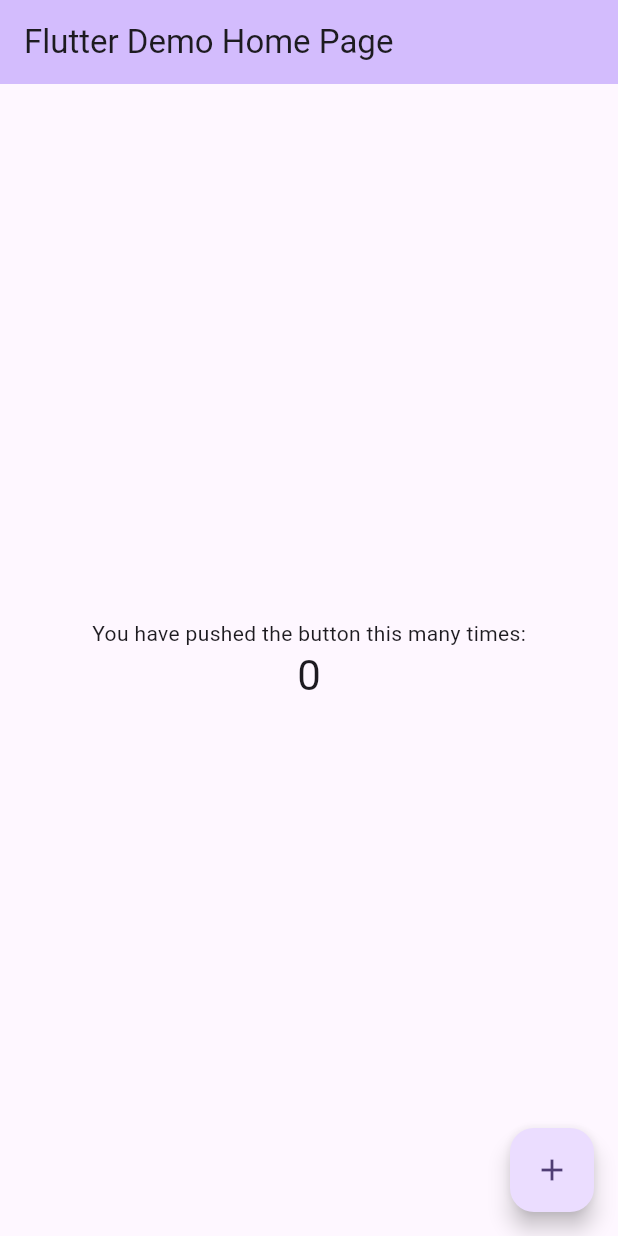
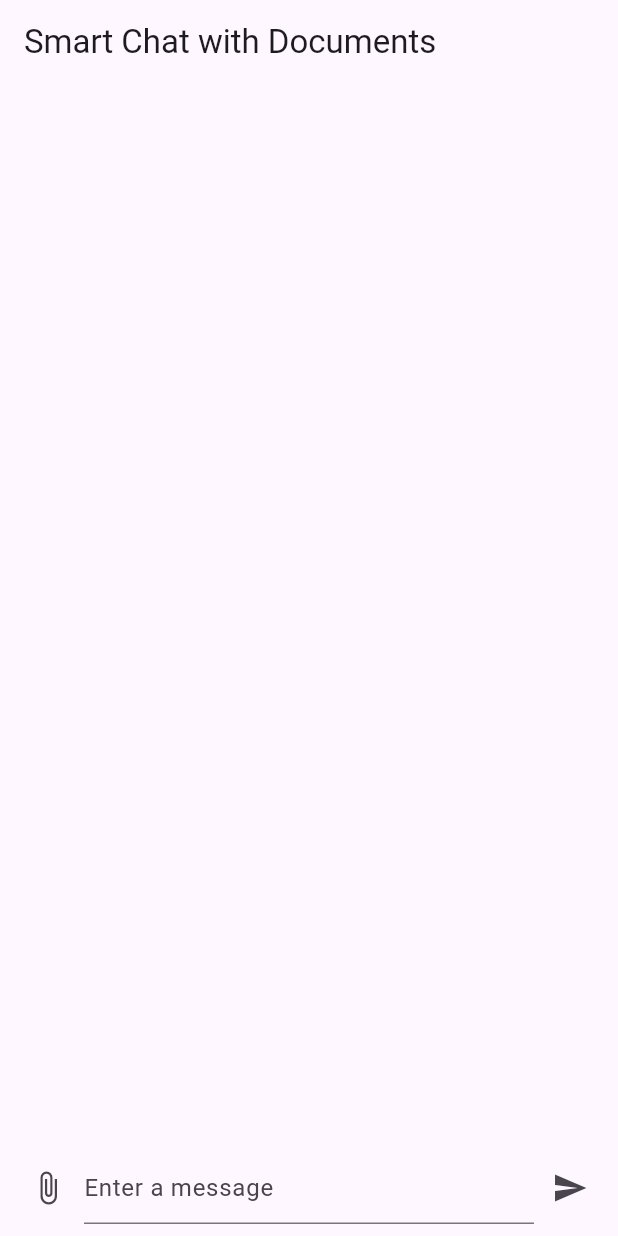
Before and after one commit to zed2608/bytesize, a Flutter app: the screen it shows after launch, on a phone screen of 412 x 824 dp. Run offline on Flutter 3.47's test engine with Material 3 defaults, Android fonts, the phone set to English and light mode, and no system bars; our stand-ins replace file_picker, firebase_ai, firebase_core; accounts and stored records are empty; generated files the repository leaves out were written again.

Commit message:
Changes before Firebase Studio auto-run

```diff
--- /dev/null
+++ b/devtools_options.yaml
@@ -0,0 +1,3 @@
+description: This file stores settings for Dart & Flutter DevTools.
+documentation: https://docs.flutter.dev/tools/devtools/extensions#configure-extension-enablement-states
+extensions:
--- a/lib/main.dart
+++ b/lib/main.dart
@@ -1,122 +1,184 @@
+
 import 'package:flutter/material.dart';
+import 'package:firebase_core/firebase_core.dart';
+import 'firebase_options.dart';
+import 'package:firebase_ai/firebase_ai.dart';
+import 'dart:typed_data';
+import 'package:file_picker/file_picker.dart';
+import 'dart:convert';
 
-void main() {
+void main() async {
+  WidgetsFlutterBinding.ensureInitialized();
+  try {
+    await Firebase.initializeApp(
+      options: DefaultFirebaseOptions.currentPlatform,
+    );
+  } catch (e) {
+    print('Firebase initialization failed: $e');
+  }
   runApp(const MyApp());
 }
 
 class MyApp extends StatelessWidget {
   const MyApp({super.key});
 
-  // This widget is the root of your application.
   @override
   Widget build(BuildContext context) {
     return MaterialApp(
-      title: 'Flutter Demo',
+      title: 'Smart Chat',
       theme: ThemeData(
-        // This is the theme of your application.
-        //
-        // TRY THIS: Try running your application with "flutter run". You'll see
-        // the application has a purple toolbar. Then, without quitting the app,
-        // try changing the seedColor in the colorScheme below to Colors.green
-        // and then invoke "hot reload" (save your changes or press the "hot
-        // reload" button in a Flutter-supported IDE, or press "r" if you used
-        // the command line to start the app).
-        //
-        // Notice that the counter didn't reset back to zero; the application
-        // state is not lost during the reload. To reset the state, use hot
-        // restart instead.
-        //
-        // This works for code too, not just values: Most code changes can be
-        // tested with just a hot reload.
-        colorScheme: ColorScheme.fromSeed(seedColor: Colors.deepPurple),
+        primarySwatch: Colors.blue,
       ),
-      home: const MyHomePage(title: 'Flutter Demo Home Page'),
+      home: const ChatScreen(),
     );
   }
 }
 
-class MyHomePage extends StatefulWidget {
-  const MyHomePage({super.key, required this.title});
-
-  // This widget is the home page of your application. It is stateful, meaning
-  // that it has a State object (defined below) that contains fields that affect
-  // how it looks.
-
-  // This class is the configuration for the state. It holds the values (in this
-  // case the title) provided by the parent (in this case the App widget) and
-  // used by the build method of the State. Fields in a Widget subclass are
-  // always marked "final".
-
-  final String title;
+class ChatScreen extends StatefulWidget {
+  const ChatScreen({super.key});
 
   @override
-  State<MyHomePage> createState() => _MyHomePageState();
+  State<ChatScreen> createState() => _ChatScreenState();
 }
 
-class _MyHomePageState extends State<MyHomePage> {
-  int _counter = 0;
+class _ChatScreenState extends State<ChatScreen> {
+  final TextEditingController _textController = TextEditingController();
+  final List<String> _messages = [];
+  bool _isLoading = false;
+  String? _documentContext;
+  String? _fileName;
 
-  void _incrementCounter() {
+  Future<void> _pickDocument() async {
+    FilePickerResult? result = await FilePicker.platform.pickFiles(
+      type: FileType.custom,
+      allowedExtensions: ['txt', 'md', 'pdf'],
+    );
+
+    if (result != null) {
+      PlatformFile file = result.files.first;
+      setState(() {
+        _fileName = file.name;
+      });
+
+      // For simplicity, we'll handle text-based files.
+      // PDF parsing would require a more complex setup.
+      if (file.extension == 'txt' || file.extension == 'md') {
+        try {
+          _documentContext = utf8.decode(file.bytes!);
+          ScaffoldMessenger.of(context).showSnackBar(
+            SnackBar(content: Text('"${file.name}" loaded as context.')),
+          );
+        } catch (e) {
+          print('Error reading file: $e');
+          ScaffoldMessenger.of(context).showSnackBar(
+            SnackBar(content: Text('Error reading file: $e')),
+          );
+        }
+      } else {
+        ScaffoldMessenger.of(context).showSnackBar(
+          const SnackBar(content: Text('Unsupported file type. Please select a .txt or .md file.')),
+        );
+      }
+    } else {
+      // User canceled the picker
+    }
+  }
+
+  Future<void> _sendMessage(String message) async {
+    if (message.trim().isEmpty) return;
+
     setState(() {
-      // This call to setState tells the Flutter framework that something has
-      // changed in this State, which causes it to rerun the build method below
-      // so that the display can reflect the updated values. If we changed
-      // _counter without calling setState(), then the build method would not be
-      // called again, and so nothing would appear to happen.
-      _counter++;
+      _messages.add('You: $message');
+      _isLoading = true;
     });
+
+    _textController.clear();
+
+    try {
+      final model = FirebaseVertexAI.instance.generativeModel(model: 'gemini-1.5-flash');
+
+      String prompt;
+      if (_documentContext != null) {
+        prompt = 'Based on the following document, answer the user\'s question.\n\n---\n\n$_documentContext\n\n---\n\nUser question: $message';
+      } else {
+        prompt = message;
+      }
+
+      final response = await model.generateContent([Content.text(prompt)]);
+
+      setState(() {
+        _messages.add('Gemini: ${response.text}');
+        _isLoading = false;
+      });
+    } catch (e) {
+      setState(() {
+        _messages.add('Error: $e');
+        _isLoading = false;
+      });
+    }
   }
 
   @override
   Widget build(BuildContext context) {
-    // This method is rerun every time setState is called, for instance as done
-    // by the _incrementCounter method above.
-    //
-    // The Flutter framework has been optimized to make rerunning build methods
-    // fast, so that you can just rebuild anything that needs updating rather
-    // than having to individually change instances of widgets.
     return Scaffold(
       appBar: AppBar(
-        // TRY THIS: Try changing the color here to a specific color (to
-        // Colors.amber, perhaps?) and trigger a hot reload to see the AppBar
-        // change color while the other colors stay the same.
-        backgroundColor: Theme.of(context).colorScheme.inversePrimary,
-        // Here we take the value from the MyHomePage object that was created by
-        // the App.build method, and use it to set our appbar title.
-        title: Text(widget.title),
+        title: const Text('Smart Chat with Documents'),
       ),
-      body: Center(
-        // Center is a layout widget. It takes a single child and positions it
-        // in the middle of the parent.
-        child: Column(
-          // Column is also a layout widget. It takes a list of children and
-          // arranges them vertically. By default, it sizes itself to fit its
-          // children horizontally, and tries to be as tall as its parent.
-          //
-          // Column has various properties to control how it sizes itself and
-          // how it positions its children. Here we use mainAxisAlignment to
-          // center the children vertically; the main axis here is the vertical
-          // axis because Columns are vertical (the cross axis would be
-          // horizontal).
-          //
-          // TRY THIS: Invoke "debug painting" (choose the "Toggle Debug Paint"
-          // action in the IDE, or press "p" in the console), to see the
-          // wireframe for each widget.
-          mainAxisAlignment: MainAxisAlignment.center,
-          children: <Widget>[
-            const Text('You have pushed the button this many times:'),
-            Text(
-              '$_counter',
-              style: Theme.of(context).textTheme.headlineMedium,
+      body: Column(
+        children: [
+          if (_fileName != null)
+            Padding(
+              padding: const EdgeInsets.all(8.0),
+              child: Chip(
+                label: Text('Context: $_fileName'),
+                onDeleted: () {
+                  setState(() {
+                    _documentContext = null;
+                    _fileName = null;
+                  });
+                },
+              ),
             ),
-          ],
-        ),
+          Expanded(
+            child: ListView.builder(
+              reverse: true,
+              itemCount: _messages.length,
+              itemBuilder: (context, index) {
+                final reversedIndex = _messages.length - 1 - index;
+                return ListTile(
+                  title: Text(_messages[reversedIndex]),
+                );
+              },
+            ),
+          ),
+          if (_isLoading) const CircularProgressIndicator(),
+          Padding(
+            padding: const EdgeInsets.all(8.0),
+            child: Row(
+              children: [
+                IconButton(
+                  icon: const Icon(Icons.attach_file),
+                  onPressed: _pickDocument,
+                  tooltip: 'Upload Document',
+                ),
+                Expanded(
+                  child: TextField(
+                    controller: _textController,
+                    decoration: const InputDecoration(
+                      hintText: 'Enter a message',
+                    ),
+                    onSubmitted: _sendMessage,
+                  ),
+                ),
+                IconButton(
+                  icon: const Icon(Icons.send),
+                  onPressed: () => _sendMessage(_textController.text),
+                ),
+              ],
+            ),
+          ),
+        ],
       ),
-      floatingActionButton: FloatingActionButton(
-        onPressed: _incrementCounter,
-        tooltip: 'Increment',
-        child: const Icon(Icons.add),
-      ), // This trailing comma makes auto-formatting nicer for build methods.
     );
   }
 }
--- a/pubspec.yaml
+++ b/pubspec.yaml
@@ -34,6 +34,11 @@ dependencies:
   # The following adds the Cupertino Icons font to your application.
   # Use with the CupertinoIcons class for iOS style icons.
   cupertino_icons: ^1.0.8
+  provider: ^6.1.5+1
+  google_fonts: ^8.0.2
+  firebase_core: ^4.6.0
+  firebase_ai: ^3.10.0
+  file_picker: ^10.3.10
 
 dev_dependencies:
   flutter_test:
```
Also changed, not shown: .idx/integrations.json (added), pubspec.lock, 1 other file.
